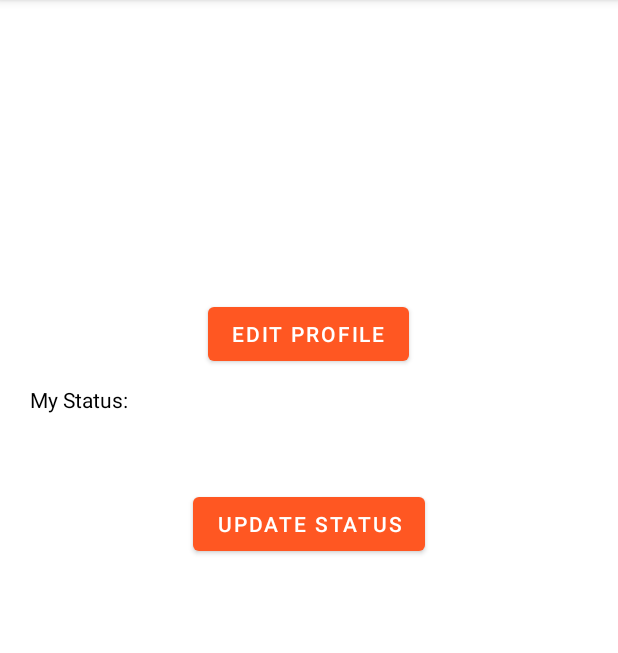
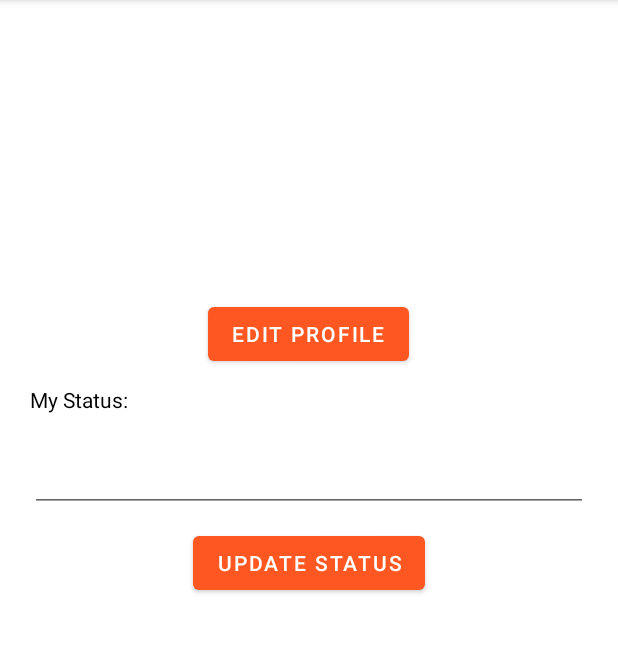
Before and after one commit to tsmoosavi/CheckStatusAtWork, an Android app: the ProfilePageFragment screen opened through its navigation route, on a phone screen of 412 x 824 dp, the part 84-737 px from its top. Run offline under Robolectric (Android 15) with nearby library versions, the phone set to English and light mode, and no system bars; our stand-ins replace data binding; pictures from the network do not load; 2 statements that could not run were skipped.

```diff
--- a/app/src/main/java/com/example/checkstatusatwork/ui/edit_Page/EditProfilePageFragment.kt
+++ b/app/src/main/java/com/example/checkstatusatwork/ui/edit_Page/EditProfilePageFragment.kt
@@ -35,7 +35,7 @@ class EditProfilePageFragment : Fragment() {
         super.onViewCreated(view, savedInstanceState)
         binding.user = vm.user
         binding.editBtn.setOnClickListener {
-            vm.updateUser(binding.editName.text.toString(),binding.editAvatarUrl.text.toString(),vm.user.id)
+            vm.updateUser(binding.editName.text.toString(),binding.editAvatarUrl.text.toString())
             Toast.makeText(context, "user edited", Toast.LENGTH_SHORT).show()
             findNavController().navigate(R.id.action_editProfilePageFragment_to_homeFragment2)
         }
--- a/app/src/main/java/com/example/checkstatusatwork/ui/edit_Page/EditProfileViewModel.kt
+++ b/app/src/main/java/com/example/checkstatusatwork/ui/edit_Page/EditProfileViewModel.kt
@@ -9,7 +9,7 @@ import kotlinx.coroutines.launch
 class EditProfileViewModel(val repository: UserRepository): ViewModel()  {
     var user = repository.userInfo
 
-    fun updateUser(name:String,avatar: String, id: String){
+    fun updateUser(name:String,avatar: String){
         viewModelScope.launch {
             repository.updateUser(User(name = name,avatar = avatar,password = user.password,status = user.status),user.id)
         }
--- a/app/src/main/java/com/example/checkstatusatwork/ui/profile/ProfilePageFragment.kt
+++ b/app/src/main/java/com/example/checkstatusatwork/ui/profile/ProfilePageFragment.kt
@@ -5,6 +5,7 @@ import androidx.fragment.app.Fragment
 import android.view.LayoutInflater
 import android.view.View
 import android.view.ViewGroup
+import android.widget.Toast
 import androidx.databinding.DataBindingUtil
 import androidx.navigation.fragment.findNavController
 import com.bumptech.glide.Glide
@@ -44,6 +45,11 @@ class ProfilePageFragment : Fragment() {
     binding.editProfileBtn.setOnClickListener {
         findNavController().navigate(R.id.action_profilePageFragment_to_editProfilePageFragment)
     }
+    binding.updateStatusBtn.setOnClickListener {
+        vm.updateUser(binding.status.text.toString())
+        Toast.makeText(context, "Status Updated", Toast.LENGTH_SHORT).show()
+        findNavController().navigate(R.id.action_profilePageFragment_to_homeFragment2)
+    }
 
 
     }
--- a/app/src/main/res/layout/fragment_profile_page.xml
+++ b/app/src/main/res/layout/fragment_profile_page.xml
@@ -45,7 +45,7 @@
         android:layout_height="wrap_content"
         android:text="@string/my_status"
         android:layout_margin="10dp"/>
-    <TextView
+    <EditText
         android:id="@+id/status"
         android:layout_width="match_parent"
         android:layout_height="wrap_content"
--- a/app/src/main/res/navigation/nav_graph.xml
+++ b/app/src/main/res/navigation/nav_graph.xml
@@ -38,6 +38,9 @@
         <action
             android:id="@+id/action_profilePageFragment_to_editProfilePageFragment"
             app:destination="@id/editProfilePageFragment" />
+        <action
+            android:id="@+id/action_profilePageFragment_to_homeFragment2"
+            app:destination="@id/homeFragment2" />
     </fragment>
     <fragment
         android:id="@+id/editProfilePageFragment"
```
Also changed, not shown: app/src/main/java/com/example/checkstatusatwork/ui/profile/ProfileViewModel.kt (+9 -0 lines).
